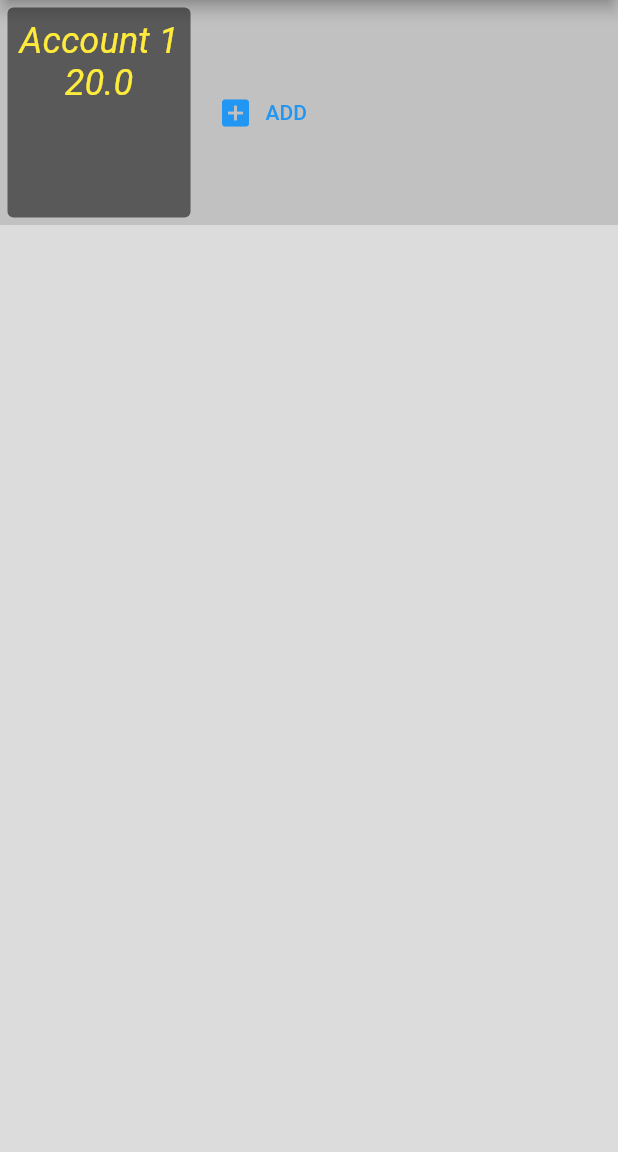
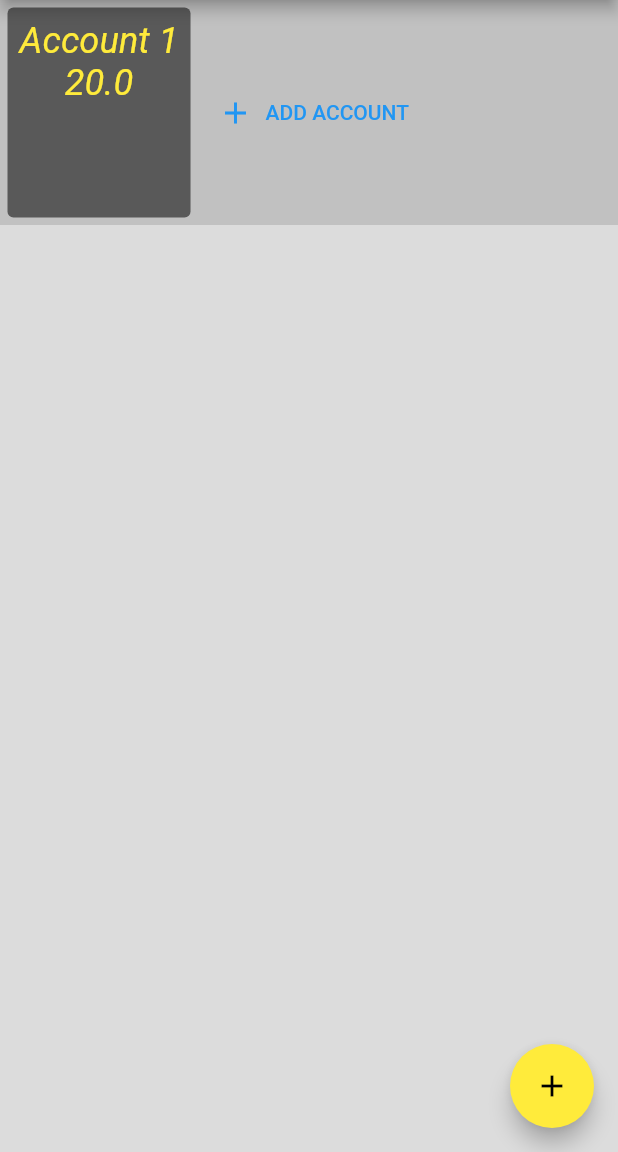
Before and after one commit to SidInamdar/ManagerApp, a Flutter app: the screen it shows after launch, on a phone screen of 412 x 824 dp, the part 84-1236 px from its top. Run offline on Flutter 3.47's test engine with Material 2 defaults, Android fonts, the phone set to English and light mode, and no system bars.

Commit message:
Introduced the account display buttons and accounts add button

```diff
--- a/lib/AccountDisplayWidgets.dart
+++ b/lib/AccountDisplayWidgets.dart
@@ -2,6 +2,11 @@ import 'package:flutter/material.dart';
 import 'package:manager_app/InputAccountInfoPage.dart';
 import 'InputAccountInfoPage.dart';
 
+/*
+AccountsSection Class describes accounts that are added
+has a list buttons displaying account names and balance
+and a add button to add another account
+ */
 class AccountsSection extends StatefulWidget {
 
   AccountsSection({Key? key}) : super(key: key);
@@ -14,7 +19,7 @@ class AccountsSection extends StatefulWidget {
 }
 
 class _AccountsSectionState extends State<AccountsSection> {
-   Account account= Account(accountName: 'CASH', accountBalance: '10.0');
+   Account account= Account(accountName: 'CASH', accountBalance: double.parse('10.0'));
 
    List<Widget> displayAccountsList = <Widget>[AccountDisplayButton(accountName: 'Account 1', accountBalance: '20.0'),
      SizedBox(width: 10.0)];
@@ -48,8 +53,8 @@ class _AccountsSectionState extends State<AccountsSection> {
                   });
 
                   },
-                  icon: Icon(IconData(57419, fontFamily: 'MaterialIcons')),
-                  label: Text('ADD'),
+                  icon: Icon(Icons.add),
+                  label: Text('ADD ACCOUNT'),
                 )
               ],
         ));
@@ -90,6 +95,6 @@ List<Widget> accountsList = <Widget>[AccountDisplayButton(accountName: 'Account
   SizedBox(width: 10.0)];
 
 void addItemToAccountsList (Account account) {
-  accountsList.add(AccountDisplayButton(accountName: account.accountName, accountBalance: account.accountBalance));
+  accountsList.add(AccountDisplayButton(accountName: account.accountName, accountBalance: account.accountBalance.toString()));
  accountsList.add(SizedBox(width: 10.0));
 }
--- a/lib/InputAccountInfoPage.dart
+++ b/lib/InputAccountInfoPage.dart
@@ -72,7 +72,7 @@ final myController = TextEditingController();
                   ),
                   onPressed: () {
                    if(_formKey.currentState!.validate()) _formKey.currentState!.save();
-                    Navigator.pop(context,Account(accountName: _accountName, accountBalance: _accountBalance));
+                    Navigator.pop(context,Account(accountName: _accountName, accountBalance: double.parse(_accountBalance)));
                   })
             ],
           ),
@@ -85,7 +85,7 @@ final myController = TextEditingController();
 
 class Account {
   final String accountName;
-  final String accountBalance;
+  final double accountBalance;
 
   Account({required this.accountName , required this.accountBalance});
 }
--- /dev/null
+++ b/lib/Utils.dart
@@ -0,0 +1 @@
+import 'package:flutter/material.dart';
--- a/lib/main.dart
+++ b/lib/main.dart
@@ -1,8 +1,10 @@
 import 'package:flutter/material.dart';
 import 'AccountDisplayWidgets.dart';
+import 'MakeChangesToAccountPage.dart';
 
 void main() {
-  runApp(MyApp());
+  runApp(MaterialApp(
+    home: MyApp()));
 }
 
 class MyApp extends StatelessWidget {
@@ -18,9 +20,23 @@ class MyApp extends StatelessWidget {
         body: Container(
           color: Colors.black12,
           child: Column(
-              children: <Widget>[AccountsSection( ), Container()],
+            children: <Widget>[AccountsSection(), Container()],
           ),
-          )),
+        ),
+        floatingActionButton: FloatingActionButton(
+          onPressed: () {
+            Navigator.push(
+                context,
+                MaterialPageRoute(
+                    builder: (context) => MakeChangesToAccountPage()));
+          },
+          child: Icon(
+            Icons.add,
+            color: Colors.black,
+          ),
+          backgroundColor: Colors.yellow,
+        ),
+      ),
     );
   }
 }
```
Also changed, not shown: lib/MakeChangesToAccountPage.dart (added, +94 -0 lines). Lines whose indentation alone changed are shown as unchanged.
